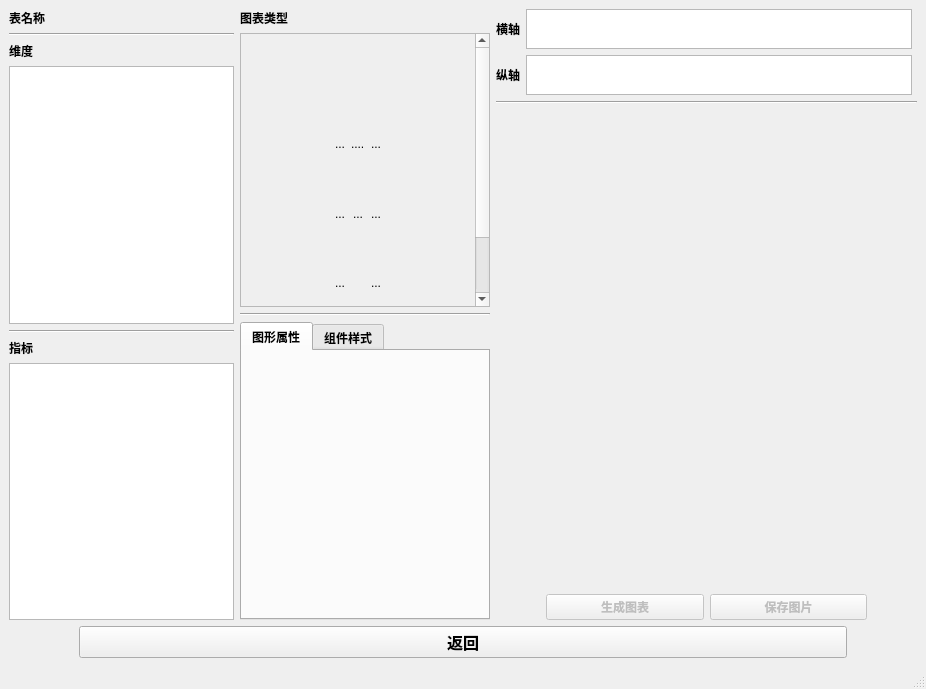
The window that views/UI_DataVisualizationWin.ui (kingry1/GraduationProject-Data-Visualization-System) describes before a commit, drawn with Qt 5.
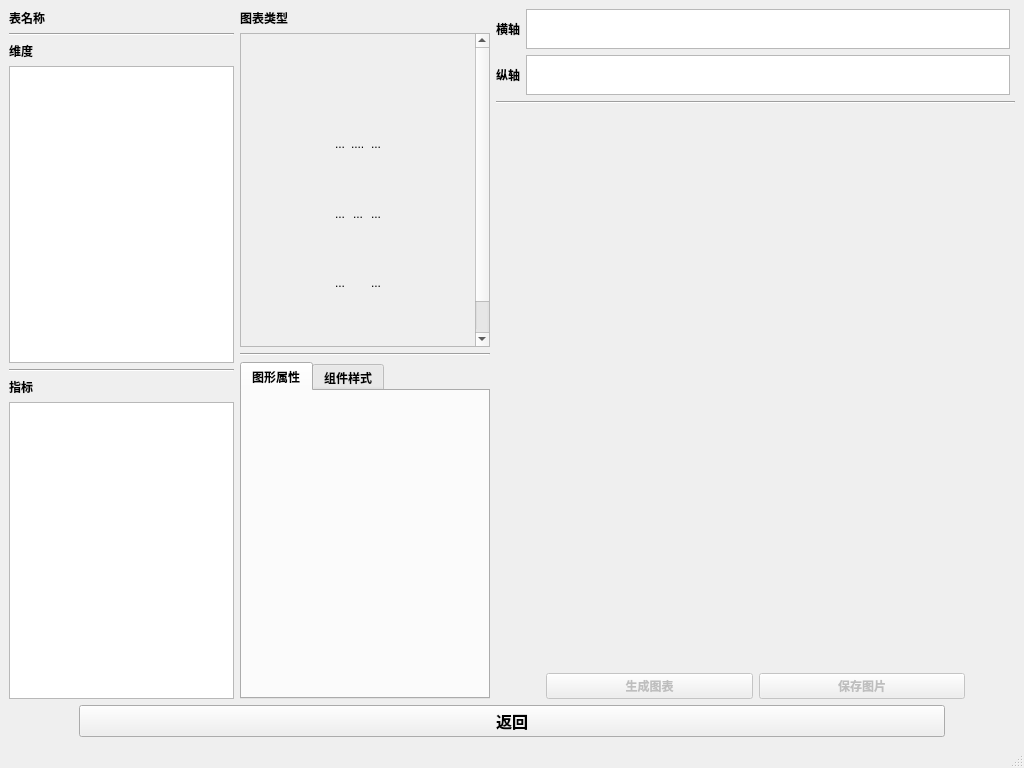
The same window after the commit. Icons and pictures are not drawn. Custom widgets are drawn as their Qt base class.

Commit message: Finish graph width

Diff of the .ui file:
```diff
--- a/views/UI_DataVisualizationWin.ui
+++ b/views/UI_DataVisualizationWin.ui
@@ -6,8 +6,8 @@
    <rect>
     <x>0</x>
     <y>0</y>
-    <width>926</width>
-    <height>689</height>
+    <width>1024</width>
+    <height>768</height>
    </rect>
   </property>
   <property name="windowTitle">
```
Left out of the diff: 2 changed lines with no effect on the pictures. The commit also changes 5 other files.
